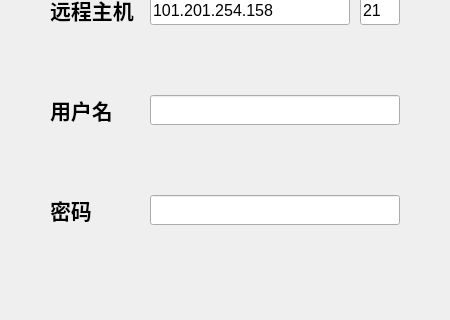
Qt form login.ui (Eldil12/FTP_client) before a commit; both pictures show x 0 to 450 and y 105 to 425 of the 450 by 600 pixel window.
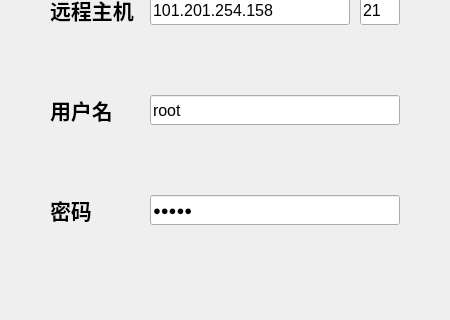
The same form after that commit.

Commit message: 【界面】 文件上传

The edit to the form file:
```diff
--- a/login.ui
+++ b/login.ui
@@ -65,6 +65,9 @@
    <property name="tabletTracking">
     <bool>true</bool>
    </property>
+   <property name="text">
+    <string>root</string>
+   </property>
   </widget>
   <widget class="QLabel" name="label_Password">
    <property name="geometry">
@@ -113,6 +116,9 @@
    <property name="tabletTracking">
     <bool>true</bool>
    </property>
+   <property name="text">
+    <string>wdnmd</string>
+   </property>
    <property name="echoMode">
     <enum>QLineEdit::Password</enum>
    </property>
```
The commit also changes 4 other files.
